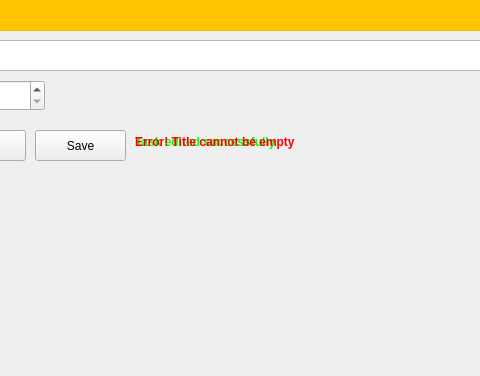
The window that pds_cal.ui (Jockbaia/pds_cal) describes before a commit, drawn with Qt 5; both pictures show x 125 to 605 and y 0 to 376 of the 800 by 376 pixel window.
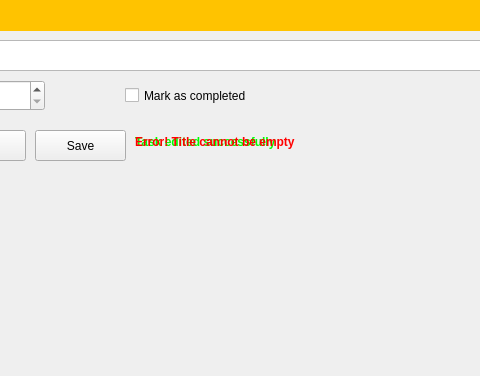
The same window after the commit. The open tabs and pages were chosen to show the change.

Commit message: wip timer + add completed tasks + fix delete calendar

What changed in the file:
```diff
--- a/pds_cal.ui
+++ b/pds_cal.ui
@@ -1088,6 +1088,19 @@
        <string>&lt;html&gt;&lt;head/&gt;&lt;body&gt;&lt;p&gt;&lt;span style=&quot; font-weight:700; color:#ff0000;&quot;&gt;Error! Title cannot be empty&lt;/span&gt;&lt;/p&gt;&lt;/body&gt;&lt;/html&gt;</string>
       </property>
      </widget>
+     <widget class="QCheckBox" name="checkCompleted">
+      <property name="geometry">
+       <rect>
+        <x>250</x>
+        <y>80</y>
+        <width>231</width>
+        <height>31</height>
+       </rect>
+      </property>
+      <property name="text">
+       <string>Mark as completed</string>
+      </property>
+     </widget>
     </widget>
     <widget class="QWidget" name="page_6">
      <widget class="QLabel" name="todoLabel_5">
```
Left out of the diff: 9 changed lines with no effect on the pictures. The commit also changes 5 other files.
